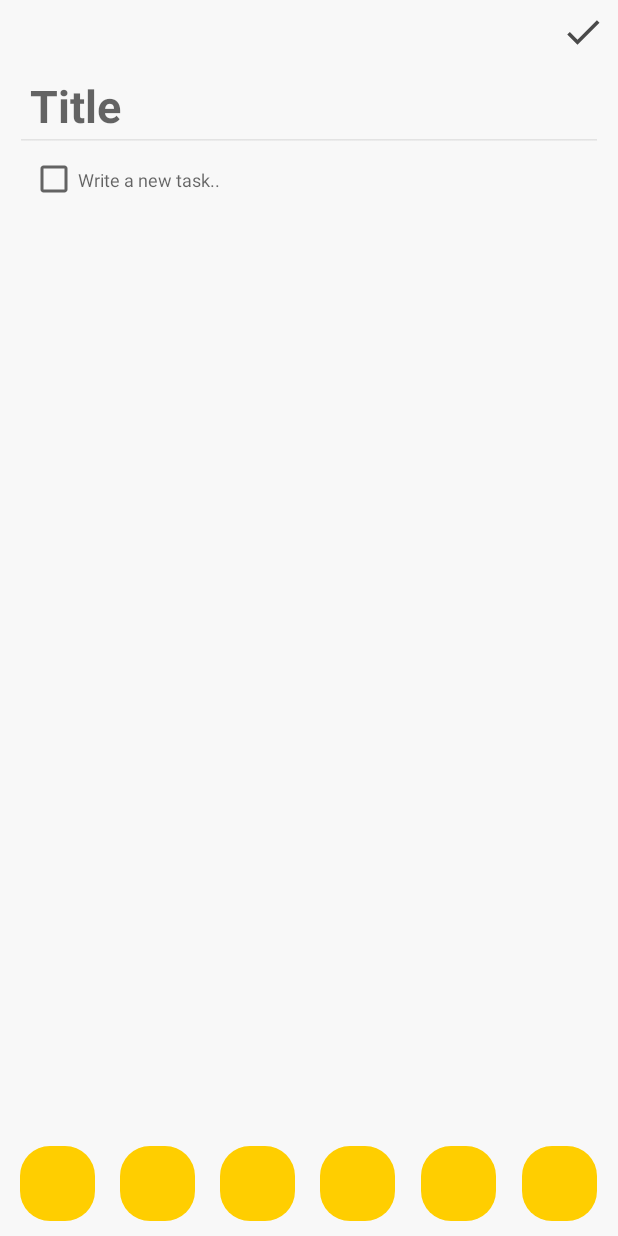
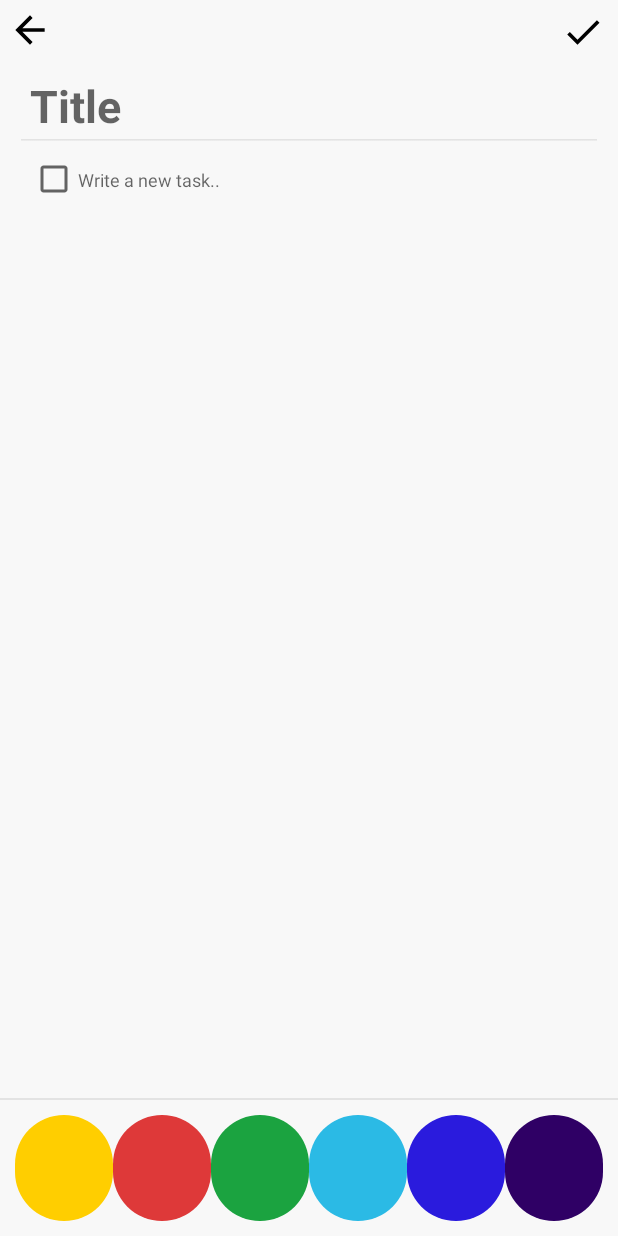
Before and after one commit to chervonyi/memo-android, an Android app: the screen it shows after launch (CardActivity), on a phone screen of 412 x 824 dp. Run offline under Robolectric (Android 15) with nearby library versions, the phone set to English and light mode, and no system bars.

Commit message:
Complete view of Card activity

```diff
--- a/app/src/main/java/chrapps/memo/activities/CardActivity.kt
+++ b/app/src/main/java/chrapps/memo/activities/CardActivity.kt
@@ -1,22 +1,15 @@
 package chrapps.memo.activities
 
 import android.annotation.SuppressLint
-import android.graphics.Color
 import android.support.v7.app.AppCompatActivity
 import android.os.Bundle
-import android.text.InputType
 import android.view.inputmethod.EditorInfo
-import android.widget.CheckBox
-import android.widget.EditText
-import android.widget.LinearLayout
-import android.widget.TextView
 import chrapps.memo.R
 import chrapps.memo.views.TaskEditView
-import android.content.Context.INPUT_METHOD_SERVICE
-import android.support.v4.content.ContextCompat.getSystemService
 import android.content.Context
-import android.view.ViewGroup
 import android.view.inputmethod.InputMethodManager
+import android.view.View
+import android.widget.*
 
 
 class CardActivity : AppCompatActivity() {
@@ -25,6 +18,8 @@ class CardActivity : AppCompatActivity() {
     private lateinit var tasksContainer: LinearLayout
     private lateinit var titleView: TextView
     private lateinit var dummyElement: LinearLayout
+
+    private var selectedColorId = 0
 
     override fun onCreate(savedInstanceState: Bundle?) {
         super.onCreate(savedInstanceState)
@@ -42,7 +37,33 @@ class CardActivity : AppCompatActivity() {
             false
         }
 
+        setOptionButtonViews()
         appendTask()
+    }
+
+
+    private fun setOptionButtonViews() {
+
+        // Some magic to get actual size of height with value of MATCH_PARENT
+        val sample = findViewById<ImageButton>(R.id.option_yellow)
+        sample.post {
+            val height = sample.height
+
+            val optionIds = arrayOf(
+                R.id.option_yellow,
+                R.id.option_red,
+                R.id.option_green,
+                R.id.option_cyan,
+                R.id.option_blue,
+                R.id.option_violet)
+
+            for (id in optionIds) {
+                // For each option ImageButton set width as the height (to make a circle)
+                val option = findViewById<ImageButton>(id)
+                option.layoutParams.width = height
+                option.requestLayout()
+            }
+        }
     }
 
     @SuppressLint("ResourceAsColor")
@@ -62,9 +83,22 @@ class CardActivity : AppCompatActivity() {
         tasksContainer.addView(row)
     }
 
+    fun selectOptionBackgroundColor(view: View) {
+        if (selectedColorId != 0) {
+            // Remove 'check' image from previous selection
+            findViewById<ImageButton>(selectedColorId).setImageResource(0)
+        }
+
+        selectedColorId = view.id
+
+        // St 'check' image for selected imageButton
+        (view as ImageButton).setImageResource(R.drawable.ic_check_white)
+    }
+
     fun removeFocus() {
         dummyElement.requestFocus()
 
+        // Hide keyboard
         val imm = getSystemService(Context.INPUT_METHOD_SERVICE) as InputMethodManager
         imm.hideSoftInputFromWindow(titleView.windowToken, 0)
     }
--- /dev/null
+++ b/app/src/main/res/drawable/ic_arrow_back_black.xml
@@ -0,0 +1,9 @@
+<vector xmlns:android="http://schemas.android.com/apk/res/android"
+        android:width="24dp"
+        android:height="24dp"
+        android:viewportWidth="24.0"
+        android:viewportHeight="24.0">
+    <path
+        android:fillColor="#FF000000"
+        android:pathData="M20,11H7.83l5.59,-5.59L12,4l-8,8 8,8 1.41,-1.41L7.83,13H20v-2z"/>
+</vector>
--- /dev/null
+++ b/app/src/main/res/drawable/ic_check_white.xml
@@ -0,0 +1,5 @@
+<vector android:height="24dp" android:tint="#FFFFFF"
+    android:viewportHeight="24.0" android:viewportWidth="24.0"
+    android:width="24dp" xmlns:android="http://schemas.android.com/apk/res/android">
+    <path android:fillColor="#FF000000" android:pathData="M9,16.17L4.83,12l-1.42,1.41L9,19 21,7l-1.41,-1.41z"/>
+</vector>
--- /dev/null
+++ b/app/src/main/res/drawable/option_background_blue.xml
@@ -0,0 +1,6 @@
+<?xml version="1.0" encoding="utf-8"?>
+
+<shape xmlns:android="http://schemas.android.com/apk/res/android">
+    <solid android:color="@color/card_yellow_blue"/>
+    <corners android:radius="50dp"/>
+</shape>
--- /dev/null
+++ b/app/src/main/res/drawable/option_background_cyan.xml
@@ -0,0 +1,6 @@
+<?xml version="1.0" encoding="utf-8"?>
+
+<shape xmlns:android="http://schemas.android.com/apk/res/android">
+    <solid android:color="@color/card_yellow_cyan"/>
+    <corners android:radius="50dp"/>
+</shape>
--- /dev/null
+++ b/app/src/main/res/drawable/option_background_green.xml
@@ -0,0 +1,6 @@
+<?xml version="1.0" encoding="utf-8"?>
+
+<shape xmlns:android="http://schemas.android.com/apk/res/android">
+    <solid android:color="@color/card_yellow_green"/>
+    <corners android:radius="50dp"/>
+</shape>
--- /dev/null
+++ b/app/src/main/res/drawable/option_background_red.xml
@@ -0,0 +1,6 @@
+<?xml version="1.0" encoding="utf-8"?>
+
+<shape xmlns:android="http://schemas.android.com/apk/res/android">
+    <solid android:color="@color/card_yellow_red"/>
+    <corners android:radius="50dp"/>
+</shape>
--- /dev/null
+++ b/app/src/main/res/drawable/option_background_violet.xml
@@ -0,0 +1,6 @@
+<?xml version="1.0" encoding="utf-8"?>
+
+<shape xmlns:android="http://schemas.android.com/apk/res/android">
+    <solid android:color="@color/card_yellow_violet"/>
+    <corners android:radius="50dp"/>
+</shape>
--- /dev/null
+++ b/app/src/main/res/drawable/option_background_yellow.xml
@@ -0,0 +1,6 @@
+<?xml version="1.0" encoding="utf-8"?>
+
+<shape xmlns:android="http://schemas.android.com/apk/res/android">
+    <solid android:color="@color/card_yellow_color"/>
+    <corners android:radius="50dp"/>
+</shape>
--- a/app/src/main/res/layout/activity_card.xml
+++ b/app/src/main/res/layout/activity_card.xml
@@ -27,12 +27,20 @@
             <ImageButton
                 android:layout_width="@dimen/icon_size"
                 android:layout_height="@dimen/icon_size"
+                android:src="@drawable/ic_arrow_back_black"
+                android:scaleType="centerCrop"
+                android:padding="5dp"
+                android:background="@null"/>
+
+
+            <ImageButton
+                android:layout_width="@dimen/icon_size"
+                android:layout_height="@dimen/icon_size"
                 android:layout_alignParentEnd="true"
                 android:layout_marginTop="2dp"
                 android:layout_marginEnd="3dp"
+                android:scaleType="centerCrop"
                 android:padding="5dp"
-                android:alpha="0.7"
-                android:scaleType="centerCrop"
                 android:src="@drawable/ic_check_black"
                 android:background="@null"/>
         </RelativeLayout>
@@ -56,7 +64,7 @@
         <ScrollView
             android:layout_width="match_parent"
             android:layout_height="0dp"
-            android:layout_weight="1"
+            android:layout_weight="7"
             android:scrollbars="none">
 
             <LinearLayout
@@ -68,92 +76,131 @@
                 tools:ignore="RtlSymmetry" />
         </ScrollView>
 
+        <View
+            android:layout_width="match_parent"
+            android:layout_height="1dp"
+            android:background="@color/border_color"/>
+
         <LinearLayout
             android:layout_width="match_parent"
-            android:layout_height="70dp"
+            android:layout_height="0dp"
+            android:layout_weight="1"
             android:gravity="center"
-            android:paddingStart="5dp"
-            android:paddingEnd="5dp"
+            android:padding="10dp"
             android:orientation="horizontal">
 
             <RelativeLayout
                 android:layout_width="0dp"
                 android:layout_height="match_parent"
+                android:layout_weight="1"
                 android:gravity="center"
-                android:layout_weight="1">
+                tools:ignore="NestedWeights">
 
                 <ImageButton
-                    android:layout_width="50dp"
-                    android:layout_height="50dp"
+                    android:id="@+id/option_yellow"
+                    android:layout_width="40dp"
+                    android:layout_height="match_parent"
                     android:foregroundGravity="center"
-                    android:background="@drawable/card_yellow"/>
+                    android:scaleType="centerCrop"
+                    android:padding="5dp"
+                    android:background="@drawable/option_background_yellow"
+                    android:onClick="selectOptionBackgroundColor"/>
             </RelativeLayout>
+
 
             <RelativeLayout
                 android:layout_width="0dp"
                 android:layout_height="match_parent"
+                android:layout_weight="1"
                 android:gravity="center"
-                android:layout_weight="1">
+                tools:ignore="NestedWeights">
 
                 <ImageButton
-                    android:layout_width="50dp"
-                    android:layout_height="50dp"
+                    android:id="@+id/option_red"
+                    android:layout_width="40dp"
+                    android:layout_height="match_parent"
                     android:foregroundGravity="center"
-                    android:background="@drawable/card_yellow"/>
+                    android:scaleType="centerCrop"
+                    android:padding="5dp"
+                    android:background="@drawable/option_background_red"
+                    android:onClick="selectOptionBackgroundColor"/>
             </RelativeLayout>
+
 
             <RelativeLayout
                 android:layout_width="0dp"
                 android:layout_height="match_parent"
+                android:layout_weight="1"
                 android:gravity="center"
-                android:layout_weight="1">
+                tools:ignore="NestedWeights">
 
                 <ImageButton
-                    android:layout_width="50dp"
-                    android:layout_height="50dp"
+                    android:id="@+id/option_green"
+                    android:layout_width="40dp"
+                    android:layout_height="match_parent"
                     android:foregroundGravity="center"
-                    android:background="@drawable/card_yellow"/>
+                    android:scaleType="centerCrop"
+                    android:padding="5dp"
+                    android:background="@drawable/option_background_green"
+                    android:onClick="selectOptionBackgroundColor"/>
             </RelativeLayout>
+
 
             <RelativeLayout
                 android:layout_width="0dp"
                 android:layout_height="match_parent"
+                android:layout_weight="1"
                 android:gravity="center"
-                android:layout_weight="1">
+                tools:ignore="NestedWeights">
 
                 <ImageButton
-                    android:layout_width="50dp"
-                    android:layout_height="50dp"
+                    android:id="@+id/option_cyan"
+                    android:layout_width="40dp"
+                    android:layout_height="match_parent"
                     android:foregroundGravity="center"
-                    android:background="@drawable/card_yellow"/>
+                    android:scaleType="centerCrop"
+                    android:padding="5dp"
+                    android:background="@drawable/option_background_cyan"
+                    android:onClick="selectOptionBackgroundColor"/>
             </RelativeLayout>
+
 
             <RelativeLayout
                 android:layout_width="0dp"
                 android:layout_height="match_parent"
+                android:layout_weight="1"
                 android:gravity="center"
-                android:layout_weight="1">
+                tools:ignore="NestedWeights">
 
                 <ImageButton
-                    android:layout_width="50dp"
-                    android:layout_height="50dp"
+                    android:id="@+id/option_blue"
+                    android:layout_width="40dp"
+                    android:layout_height="match_parent"
                     android:foregroundGravity="center"
-                    android:background="@drawable/card_yellow"/>
+                    android:scaleType="centerCrop"
+                    android:padding="5dp"
+                    android:background="@drawable/option_background_blue"
+                    android:onClick="selectOptionBackgroundColor"/>
             </RelativeLayout>
+
 
             <RelativeLayout
                 android:layout_width="0dp"
                 android:layout_height="match_parent"
+                android:layout_weight="1"
                 android:gravity="center"
-                android:layout_weight="1">
+                tools:ignore="NestedWeights">
 
                 <ImageButton
-                    android:layout_width="50dp"
-                    android:layout_height="50dp"
+                    android:id="@+id/option_violet"
+                    android:layout_width="40dp"
+                    android:layout_height="match_parent"
                     android:foregroundGravity="center"
-                    android:background="@drawable/card_yellow"/>
+                    android:scaleType="centerCrop"
+                    android:padding="5dp"
+                    android:background="@drawable/option_background_violet"
+                    android:onClick="selectOptionBackgroundColor"/>
             </RelativeLayout>
-
 
         </LinearLayout>
     </LinearLayout>
--- a/app/src/main/res/values/colors.xml
+++ b/app/src/main/res/values/colors.xml
@@ -1,9 +1,16 @@
 <?xml version="1.0" encoding="utf-8"?>
 <resources>
 
+
+    <!-- Cards -->
+    <color name="card_yellow_color">#FFCE00</color>
+    <color name="card_yellow_red">#DE3939</color>
+    <color name="card_yellow_green">#1BA340</color>
+    <color name="card_yellow_cyan">#2BBAE5</color>
+    <color name="card_yellow_blue">#2A1BDD</color>
+    <color name="card_yellow_violet">#2F0065</color>
+
     <!-- Constants -->
-    <color name="card_yellow_color">#FFCE00</color>
-    <color name="card_yellow_violet">#2F0065</color>
     <color name="transparent">#00FFFFFF</color>
 
 
```
Also changed, not shown: app/src/main/res/drawable/ic_launcher_foreground.xml (renamed from app/src/main/res/drawable-v24/ic_launcher_foreground.xml).
